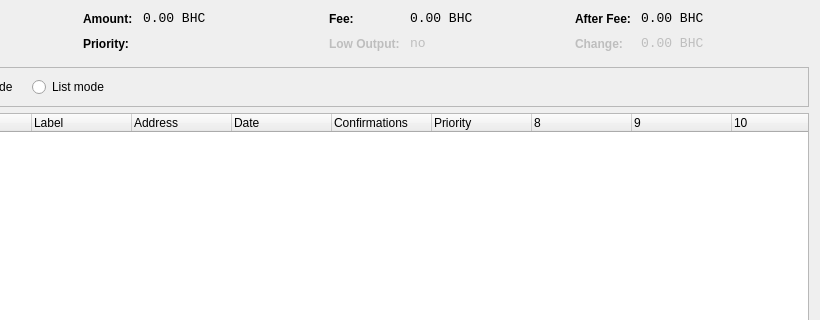
The window that src/qt/forms/coincontroldialog.ui (LUX-Core/lux) describes before a commit, drawn with Qt 5; both pictures show x 180 to 1000 and y 0 to 320 of the 1000 by 500 pixel window.
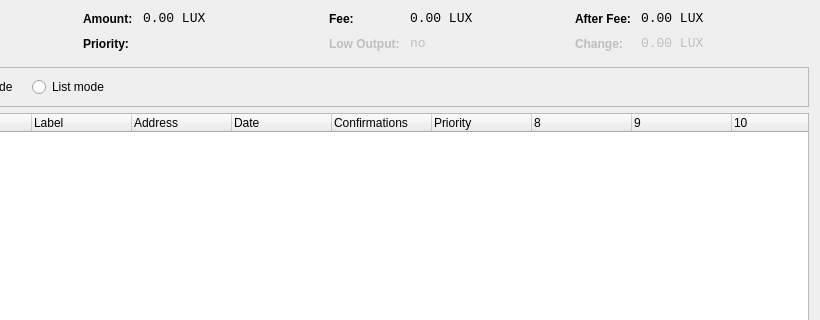
The same window after the commit. Custom widgets are drawn as their Qt base class.

Patch:
```diff
--- a/src/qt/forms/coincontroldialog.ui
+++ b/src/qt/forms/coincontroldialog.ui
@@ -141,7 +141,7 @@
           <enum>Qt::ActionsContextMenu</enum>
          </property>
          <property name="text">
-          <string notr="true">0.00 BHC</string>
+          <string notr="true">0.00 LUX</string>
          </property>
          <property name="textInteractionFlags">
           <set>Qt::LinksAccessibleByMouse|Qt::TextSelectableByKeyboard|Qt::TextSelectableByMouse</set>
@@ -221,7 +221,7 @@
           <enum>Qt::ActionsContextMenu</enum>
          </property>
          <property name="text">
-          <string notr="true">0.00 BHC</string>
+          <string notr="true">0.00 LUX</string>
          </property>
          <property name="textInteractionFlags">
           <set>Qt::LinksAccessibleByMouse|Qt::TextSelectableByKeyboard|Qt::TextSelectableByMouse</set>
@@ -307,7 +307,7 @@
           <enum>Qt::ActionsContextMenu</enum>
          </property>
          <property name="text">
-          <string notr="true">0.00 BHC</string>
+          <string notr="true">0.00 LUX</string>
          </property>
          <property name="textInteractionFlags">
           <set>Qt::LinksAccessibleByMouse|Qt::TextSelectableByKeyboard|Qt::TextSelectableByMouse</set>
@@ -345,7 +345,7 @@
           <enum>Qt::ActionsContextMenu</enum>
          </property>
          <property name="text">
-          <string notr="true">0.00 BHC</string>
+          <string notr="true">0.00 LUX</string>
          </property>
          <property name="textInteractionFlags">
           <set>Qt::LinksAccessibleByMouse|Qt::TextSelectableByKeyboard|Qt::TextSelectableByMouse</set>
```
